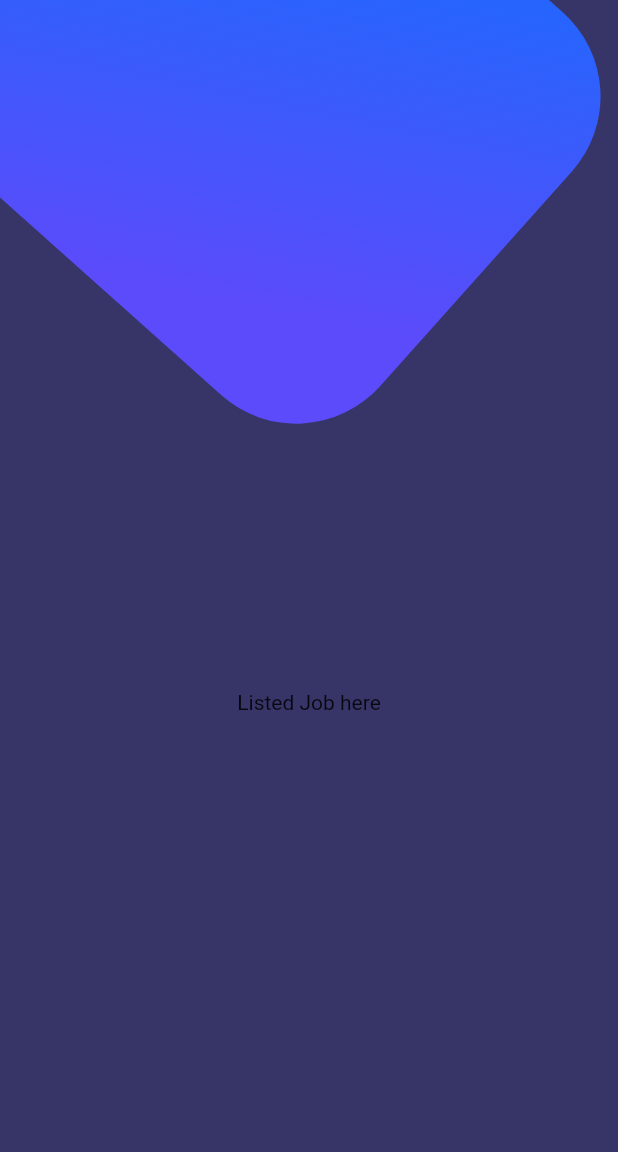
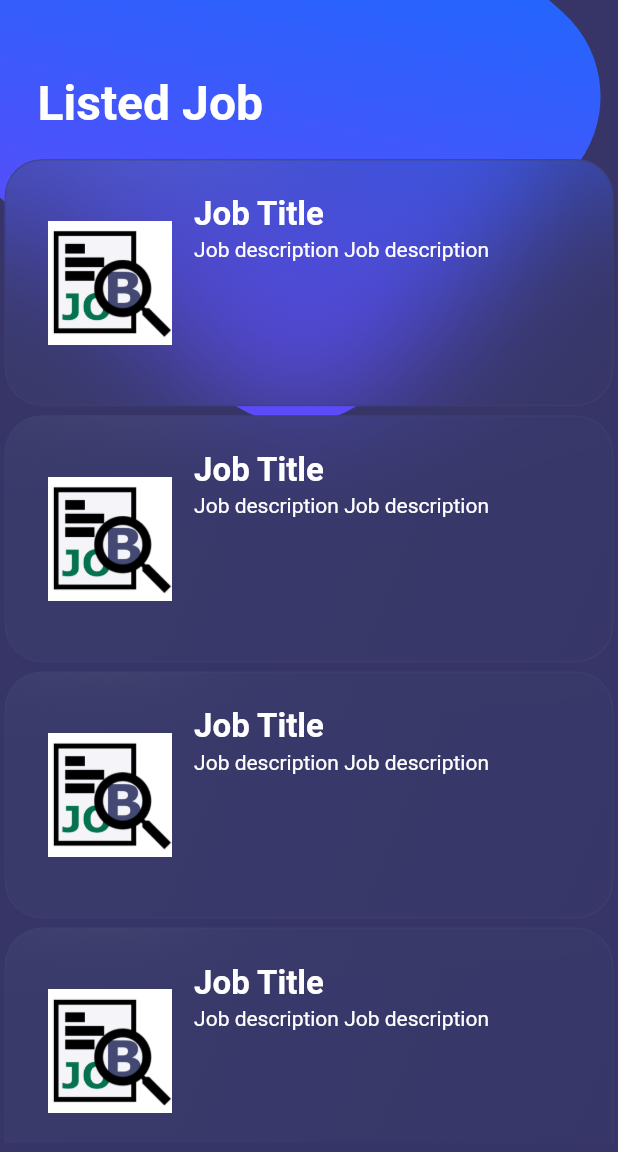
Before and after one commit to Rayanjh/I-Job, a Flutter app: the listedjob screen opened directly, on a phone screen of 412 x 824 dp. Shown: the top 1152 px of the screen. Run offline on Flutter 3.47's test engine with Material 2 defaults, Android fonts, the phone set to English and light mode, and no system bars; drawn by our look-alikes of glass_kit; our stand-ins replace firebase_auth, firebase_core; accounts and stored records are empty.

Commit message:
finish Listed Job screen

```diff
--- a/lib/screens/listedjob.dart
+++ b/lib/screens/listedjob.dart
@@ -1,23 +1,58 @@
 import 'package:flutter/material.dart';
+import 'package:glass_kit/glass_kit.dart';
 import 'package:i_job/material/colors.dart';
 import 'package:i_job/widget/backgroundwidget.dart';
+import 'package:i_job/widget/glassList.dart';
 
-class listedjob extends StatelessWidget {
+class listedjob extends StatefulWidget {
   const listedjob({Key? key}) : super(key: key);
 
   @override
+  State<listedjob> createState() => _listedjobState();
+}
+
+class _listedjobState extends State<listedjob> {
+  @override
   Widget build(BuildContext context) {
+    Size size = MediaQuery.of(context).size;
     return Scaffold(
       backgroundColor: kBackgroundColor,
       body: Column(
         // change the Height and width to mediaQuery
         // change the Height and width to mediaQuery
         children: [
-          backgroundwidget(),
-          Container(
-            child: Text(
-                'Listed Job here'
-            ),
+          Stack(
+            children: [
+              backgroundwidget(),
+              Column(
+                crossAxisAlignment: CrossAxisAlignment.start,
+                children: [
+                  Padding(
+                    padding: const EdgeInsets.fromLTRB(25, 50, 0, 15),
+                    child: Text(
+                      'Listed Job',
+                      style: TextStyle(
+                        color: Colors.white,
+                        fontSize: 32,
+                        fontWeight: FontWeight.bold,
+                      ),
+                    ),
+                  ),
+                  SizedBox(
+                    height: size.height*0.8,
+                    child: ListView(
+                      children: [
+                        glassList(title: 'Job Title', description: 'Job description Job description'),
+                        glassList(title: 'Job Title', description: 'Job description Job description'),
+                        glassList(title: 'Job Title', description: 'Job description Job description'),
+                        glassList(title: 'Job Title', description: 'Job description Job description'),
+                        glassList(title: 'Job Title', description: 'Job description Job description'),
+                      ],
+                    ),
+                  ),
+                ],
+              ),
+            ],
           ),
         ],
       ),
--- a/lib/screens/settings.dart
+++ b/lib/screens/settings.dart
@@ -34,11 +34,6 @@ class settings extends StatelessWidget {
                       ),
                     ),
                   ),
-                  glassList(inputText: 'Account',onTap: () {}),
-                  glassList(inputText: 'notifications',onTap: () {}),
-                  glassList(inputText: 'Language ',onTap: () {}),
-                  glassList(inputText: 'Appearance mode ',onTap: () {}),
-                  glassList(inputText: 'Setting',onTap: () {}),
                 ],
               ),
             ],
--- a/lib/widget/glassList.dart
+++ b/lib/widget/glassList.dart
@@ -3,25 +3,70 @@ import 'package:glass_kit/glass_kit.dart';
 import 'package:i_job/material/colors.dart';
 
 class glassList extends StatelessWidget {
-  final String inputText;
+  final String title;
+  final String description;
   VoidCallback? onTap;
+
   glassList({Key? key,
-    required this.inputText,
+    required this.title,
+    required this.description,
     this.onTap}) : super(key: key);
 
   @override
   Widget build(BuildContext context) {
+    Size size = MediaQuery.of(context).size;
     return GestureDetector(
-      onTap: onTap,
+      onTap: () async{
+
+      },
       child: GlassContainer(
-        child: Text(
-            inputText,
-          style: TextStyle(
-            fontWeight: FontWeight.w700,
-            color: Colors.white,
+        child: Padding(
+          padding: const EdgeInsets.only(left: 20),
+          child: Row(
+            children: [
+              Image.asset(
+                  'lib/material/121.png',
+                height: size.height*0.2,
+                width: size.width*0.2,
+              ),
+              Padding(
+                padding: const EdgeInsets.symmetric(horizontal: 15, vertical: 15),
+                child: Column(
+                  crossAxisAlignment: CrossAxisAlignment.start,
+                  children: [
+                    Text(
+                      title,
+                      textAlign: TextAlign.start,
+                      overflow: TextOverflow.ellipsis,
+                      maxLines: 1,
+                      style: TextStyle(
+                        fontSize: 22,
+                        fontWeight: FontWeight.bold,
+                        color: Colors.white,
+                      ),
+                    ),
+                    SizedBox(height: size.height * 0.003,),
+                    Expanded(
+                        child: Container(
+                          child: Text(
+                            description,
+                            textAlign: TextAlign.start,
+                            overflow: TextOverflow.ellipsis,
+                            maxLines: 3,
+                            style: TextStyle(
+                              fontSize: 14,
+                              color: Colors.white,
+                            ),
+                          ),
+                        ),
+                    ),
+                  ],
+                ),
+              ),
+            ],
           ),
         ),
-        height: 50,
+        height: size.height*0.2,
         width: double.infinity,
         gradient: LinearGradient(
           colors: [
--- a/pubspec.yaml
+++ b/pubspec.yaml
@@ -64,8 +64,8 @@ flutter:
   uses-material-design: true
 
   # To add assets to your application, add an assets section, like this:
-  # assets:
-  #   - images/a_dot_burr.jpeg
+  assets:
+    - lib/material/121.png
   #   - images/a_dot_ham.jpeg
 
   # An image asset can refer to one or more resolution-specific "variants", see
```
Also changed, not shown: lib/material/121.png (added), pubspec.lock.
